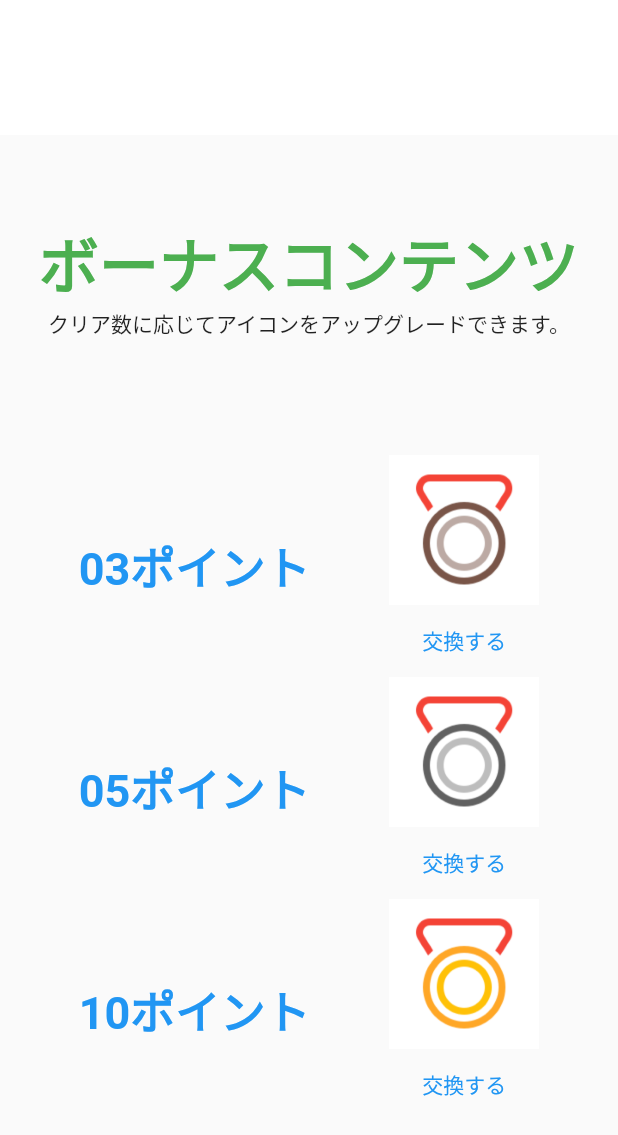
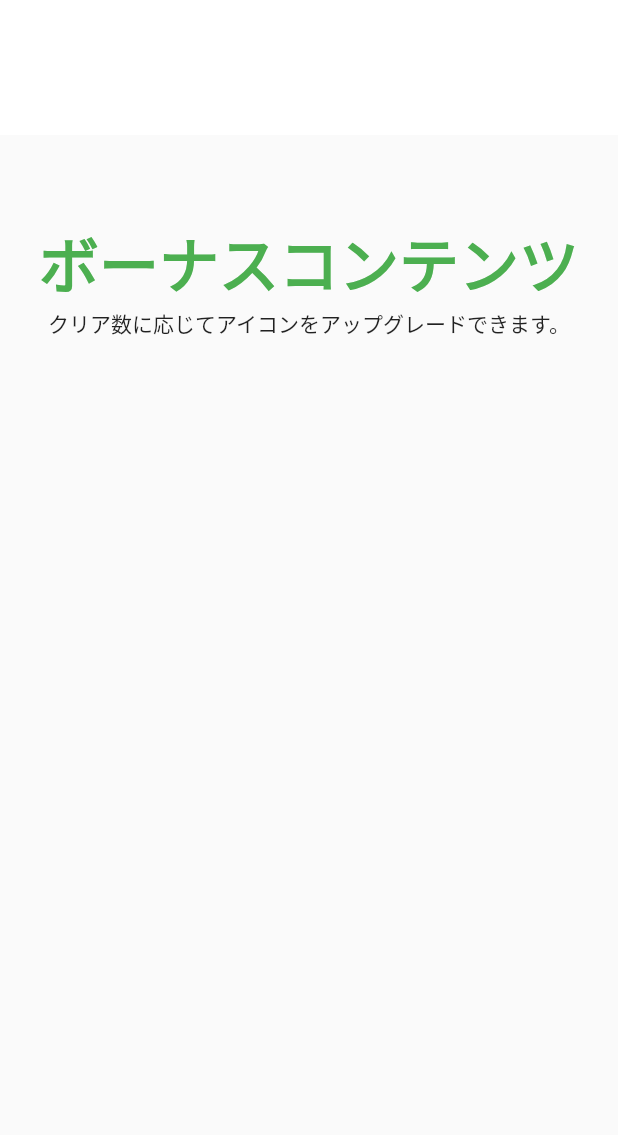
Before and after one commit to iseruuuuu/prize_get_app, a Flutter app: the CrownScreen screen opened directly, on a phone screen of 412 x 824 dp. Shown: the top 1135 px of the screen. Run offline on Flutter 3.47's test engine with Material 2 defaults, Android fonts, the phone set to English and light mode, and no system bars; our stand-ins replace awesome_dialog, flutter_easyloading, get, shared_preferences; missing offline and left inert: enum_to_string, flutter_animator, flutter_dynamic_icon; accounts and stored records are empty.

Commit message:
fix: ボタンとかを隠した

```diff
--- a/lib/main.dart
+++ b/lib/main.dart
@@ -9,7 +9,6 @@ void main() {
 class App extends StatelessWidget {
   const App({Key? key}) : super(key: key);
 
-  // This widget is the root of your application.
   @override
   Widget build(BuildContext context) {
     return const GetMaterialApp(
--- a/lib/screen/crown_screen/crown_screen.dart
+++ b/lib/screen/crown_screen/crown_screen.dart
@@ -36,24 +36,24 @@ class CrownScreen extends StatelessWidget {
               ),
               const Text('クリア数に応じてアイコンをアップグレードできます。'),
               const Spacer(),
-              CrownButton(
-                image: 'assets/images/icon_bronze.png',
-                point: '03ポイント',
-                onTap: controller.onTapExchange1,
-                buttonText: '交換する',
-              ),
-              CrownButton(
-                image: 'assets/images/icon_silver.png',
-                point: '05ポイント',
-                onTap: controller.onTapExchange2,
-                buttonText: '交換する',
-              ),
-              CrownButton(
-                image: 'assets/images/icon_gold.png',
-                point: '10ポイント',
-                onTap: controller.onTapExchange3,
-                buttonText: '交換する',
-              ),
+              // CrownButton(
+              //   image: 'assets/images/icon_bronze.png',
+              //   point: '03ポイント',
+              //   onTap: controller.onTap,
+              //   buttonText: '交換する',
+              // ),
+              // CrownButton(
+              //   image: 'assets/images/icon_silver.png',
+              //   point: '05ポイント',
+              //   onTap: controller.onTap,
+              //   buttonText: '交換する',
+              // ),
+              // CrownButton(
+              //   image: 'assets/images/icon_gold.png',
+              //   point: '10ポイント',
+              //   onTap: controller.onTap,
+              //   buttonText: '交換する',
+              // ),
               const Spacer(),
             ],
           ),
```
Also changed, not shown: lib/screen/crown_screen/crown_scrren_controller.dart (+65 -66 lines), lib/screen/game_screen/game_screen.dart (+11 -11 lines), lib/screen/result/result_screen.dart (+9 -9 lines), 1 other file.
